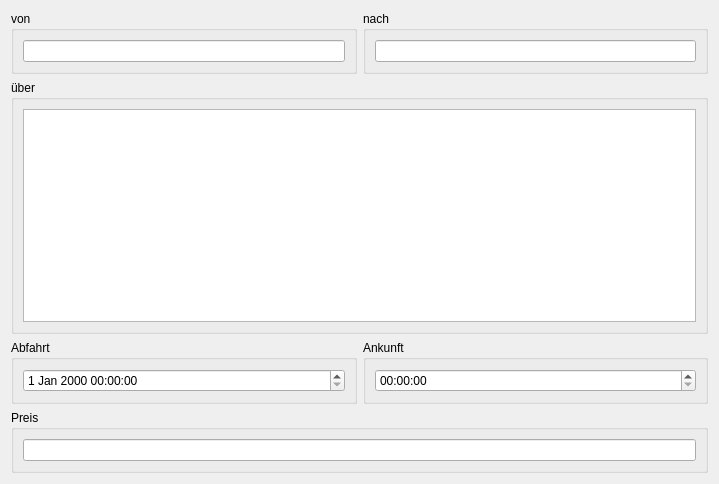
Above: src/ui/trainticketui.ui from Bloeckchengrafik/pg2_1 before the change. Below: the same form after it.
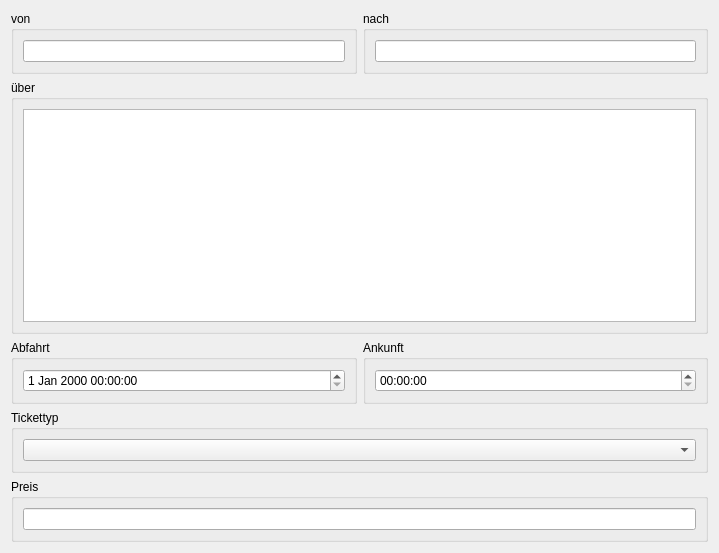
That is the form after the change.

Patch:
```diff
--- a/src/ui/trainticketui.ui
+++ b/src/ui/trainticketui.ui
@@ -7,13 +7,13 @@
     <x>0</x>
     <y>0</y>
     <width>719</width>
-    <height>484</height>
+    <height>553</height>
    </rect>
   </property>
   <property name="minimumSize">
    <size>
     <width>719</width>
-    <height>484</height>
+    <height>553</height>
    </size>
   </property>
   <property name="windowTitle">
@@ -88,6 +88,18 @@
      </item>
     </layout>
    </item>
+   <item>
+    <widget class="QGroupBox" name="groupBox_7">
+     <property name="title">
+      <string>Tickettyp</string>
+     </property>
+     <layout class="QHBoxLayout" name="horizontalLayout_3">
+      <item>
+       <widget class="QComboBox" name="type"/>
+      </item>
+     </layout>
+    </widget>
+   </item>
    <item>
     <widget class="QGroupBox" name="groupBox_5">
      <property name="title">
```
